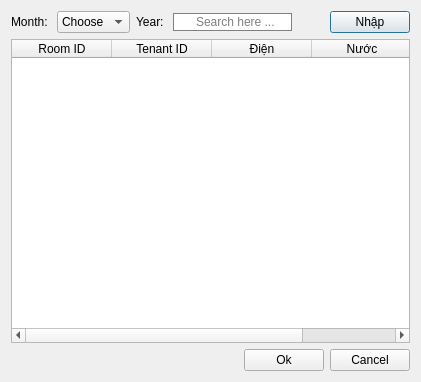
Qt form Createpayment.ui (TrungSy2106/Project) before a commit.
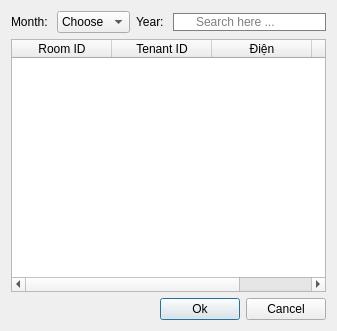
The same form after that commit.

Patch:
```diff
--- a/Createpayment.ui
+++ b/Createpayment.ui
@@ -6,8 +6,8 @@
    <rect>
     <x>0</x>
     <y>0</y>
-    <width>421</width>
-    <height>382</height>
+    <width>337</width>
+    <height>331</height>
    </rect>
   </property>
   <property name="windowTitle">
@@ -15,8 +15,6 @@
   </property>
   <layout class="QVBoxLayout" name="verticalLayout">
    <item>
-    <layout class="QHBoxLayout" name="horizontalLayout_4">
-     <item>
       <layout class="QHBoxLayout" name="horizontalLayout">
        <item>
         <widget class="QLabel" name="label">
@@ -121,28 +119,6 @@
       </layout>
      </item>
      <item>
-      <spacer name="horizontalSpacer_2">
-       <property name="orientation">
-        <enum>Qt::Orientation::Horizontal</enum>
-       </property>
-       <property name="sizeHint" stdset="0">
-        <size>
-         <width>40</width>
-         <height>20</height>
-        </size>
-       </property>
-      </spacer>
-     </item>
-     <item>
-      <widget class="QPushButton" name="Enterbtn">
-       <property name="text">
-        <string>Nhập</string>
-       </property>
-      </widget>
-     </item>
-    </layout>
-   </item>
-   <item>
     <widget class="QTableWidget" name="tableWidget">
      <property name="editTriggers">
       <set>QAbstractItemView::EditTrigger::AnyKeyPressed|QAbstractItemView::EditTrigger::EditKeyPressed</set>
```
Left out of the diff: 4 changed lines with no effect on the pictures. Lines whose indentation alone changed are shown as unchanged.
